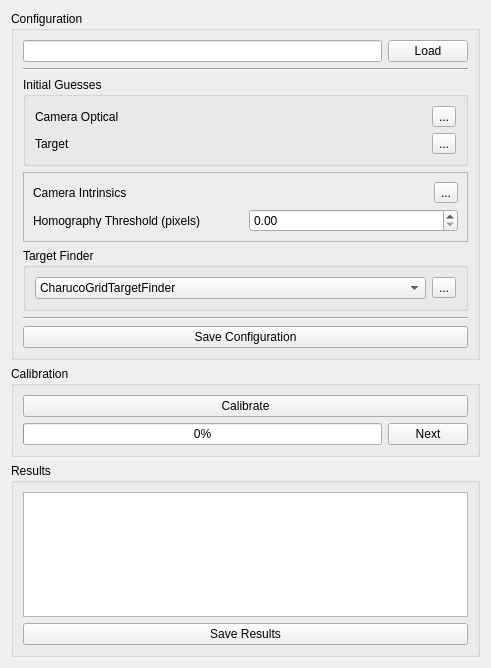
Qt form widget/src/ic_widget.ui (ros-industrial/industrial_calibration) before a commit.
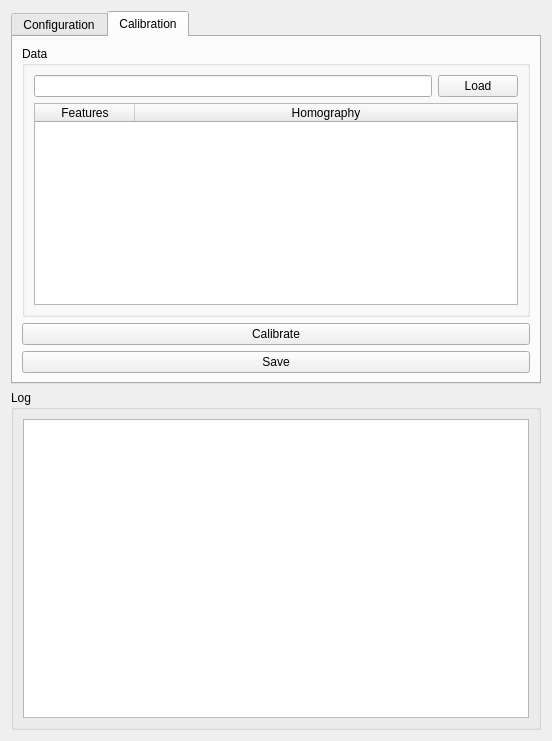
The same form after that commit. The open tabs and pages were chosen to show the change.

What changed in the file:
```diff
--- a/widget/src/ic_widget.ui
+++ b/widget/src/ic_widget.ui
@@ -6,8 +6,8 @@
    <rect>
     <x>0</x>
     <y>0</y>
-    <width>491</width>
-    <height>668</height>
+    <width>552</width>
+    <height>741</height>
    </rect>
   </property>
   <property name="windowTitle">
@@ -25,22 +25,26 @@
      <widget class="QWidget" name="verticalLayoutWidget">
       <layout class="QVBoxLayout" name="verticalLayout_4">
        <item>
-        <widget class="QGroupBox" name="groupBox_5">
-         <property name="title">
+        <widget class="QTabWidget" name="tabWidget">
+         <property name="currentIndex">
+          <number>0</number>
+         </property>
+         <widget class="QWidget" name="tab">
+          <attribute name="title">
           <string>Configuration</string>
-         </property>
-         <layout class="QVBoxLayout" name="verticalLayout">
+          </attribute>
+          <layout class="QVBoxLayout" name="verticalLayout_5">
           <item>
            <layout class="QHBoxLayout" name="horizontalLayout">
             <item>
-             <widget class="QLineEdit" name="configLineEdit">
+              <widget class="QLineEdit" name="line_edit_config">
               <property name="readOnly">
                <bool>true</bool>
               </property>
              </widget>
             </item>
             <item>
-             <widget class="QPushButton" name="loadConfigPushButton">
+              <widget class="QPushButton" name="push_button_load_config">
               <property name="text">
                <string>Load</string>
               </property>
@@ -48,13 +52,6 @@
             </item>
            </layout>
           </item>
-          <item>
-           <widget class="Line" name="line">
-            <property name="orientation">
-             <enum>Qt::Horizontal</enum>
-            </property>
-           </widget>
-          </item>
           <item>
            <widget class="QGroupBox" name="groupBox_3">
             <property name="title">
@@ -71,7 +68,7 @@
                 </widget>
                </item>
                <item>
-                <widget class="QToolButton" name="cameraGuessPushButton">
+                 <widget class="QToolButton" name="tool_button_camera_guess">
                  <property name="text">
                   <string>...</string>
                  </property>
@@ -89,7 +86,7 @@
                 </widget>
                </item>
                <item>
-                <widget class="QToolButton" name="targetGuessToolButton">
+                 <widget class="QToolButton" name="tool_button_target_guess">
                  <property name="text">
                   <string>...</string>
                  </property>
@@ -119,7 +116,7 @@
                 </widget>
                </item>
                <item>
-                <widget class="QToolButton" name="CameraIntrinsicsToolButton">
+                 <widget class="QToolButton" name="tool_button_camera_intrinsics">
                  <property name="text">
                   <string>...</string>
                  </property>
@@ -137,13 +134,16 @@
                 </widget>
                </item>
                <item>
-                <widget class="QDoubleSpinBox" name="homographyDoubleSpinBox">
+                 <widget class="QDoubleSpinBox" name="double_spin_box_homography">
                  <property name="minimum">
                   <double>0.000000000000000</double>
                  </property>
                  <property name="maximum">
                   <double>1000000000.000000000000000</double>
                  </property>
+                  <property name="value">
+                   <double>1.000000000000000</double>
+                  </property>
                 </widget>
                </item>
               </layout>
@@ -158,7 +158,7 @@
             </property>
             <layout class="QHBoxLayout" name="horizontalLayout_3">
              <item>
-              <widget class="QComboBox" name="targetComboBox">
+               <widget class="QComboBox" name="combo_box_target_finder">
                <item>
                 <property name="text">
                  <string>CharucoGridTargetFinder</string>
@@ -177,7 +177,7 @@
               </widget>
              </item>
              <item>
-              <widget class="QToolButton" name="targetToolButton">
+               <widget class="QToolButton" name="tool_button_target_finder">
                <property name="text">
                 <string>...</string>
                </property>
@@ -186,6 +186,13 @@
             </layout>
            </widget>
           </item>
+           <item>
+            <widget class="QCheckBox" name="check_box_eye_in_hand">
+             <property name="text">
+              <string>Hand-in-eye</string>
+             </property>
+            </widget>
+           </item>
           <item>
            <widget class="Line" name="line_2">
             <property name="orientation">
@@ -194,7 +201,7 @@
            </widget>
           </item>
           <item>
-           <widget class="QPushButton" name="saveConfigPushButton">
+            <widget class="QPushButton" name="push_button_save_config">
             <property name="text">
              <string>Save Configuration</string>
             </property>
@@ -202,54 +209,104 @@
           </item>
          </layout>
         </widget>
-       </item>
-       <item>
-        <widget class="QGroupBox" name="groupBox_4">
-         <property name="title">
+         <widget class="QWidget" name="tab_2">
+          <attribute name="title">
           <string>Calibration</string>
-         </property>
-         <layout class="QVBoxLayout" name="verticalLayout_7">
+          </attribute>
+          <layout class="QVBoxLayout" name="verticalLayout_9">
           <item>
-           <widget class="QPushButton" name="calibratePushButton">
-            <property name="text">
-             <string>Calibrate</string>
-            </property>
-           </widget>
-          </item>
+            <widget class="QGroupBox" name="groupBox_7">
+             <property name="title">
+              <string>Data</string>
+             </property>
+             <layout class="QVBoxLayout" name="verticalLayout">
           <item>
            <layout class="QHBoxLayout" name="horizontalLayout_2">
             <item>
-             <widget class="QProgressBar" name="progressBar">
-              <property name="value">
+                 <widget class="QLineEdit" name="line_edit_data">
+                  <property name="readOnly">
+                   <bool>true</bool>
+                  </property>
+                 </widget>
+                </item>
+                <item>
+                 <widget class="QPushButton" name="push_button_load_data">
+                  <property name="text">
+                   <string>Load</string>
+                  </property>
+                 </widget>
+                </item>
+               </layout>
+              </item>
+              <item>
+               <widget class="QTableWidget" name="table_widget_data">
+                <property name="horizontalScrollBarPolicy">
+                 <enum>Qt::ScrollBarAsNeeded</enum>
+                </property>
+                <property name="sizeAdjustPolicy">
+                 <enum>QAbstractScrollArea::AdjustToContents</enum>
+                </property>
+                <property name="alternatingRowColors">
+                 <bool>true</bool>
+                </property>
+                <property name="wordWrap">
+                 <bool>false</bool>
+                </property>
+                <property name="cornerButtonEnabled">
+                 <bool>true</bool>
+                </property>
+                <property name="rowCount">
                <number>0</number>
               </property>
-             </widget>
-            </item>
+                <property name="columnCount">
+                 <number>2</number>
+                </property>
+                <attribute name="horizontalHeaderStretchLastSection">
+                 <bool>true</bool>
+                </attribute>
+                <column>
+                 <property name="text">
+                  <string>Features</string>
+                 </property>
+                </column>
+                <column>
+                 <property name="text">
+                  <string>Homography</string>
+                 </property>
+                </column>
+               </widget>
+              </item>
+             </layout>
+            </widget>
+           </item>
             <item>
-             <widget class="QPushButton" name="nextPushButton">
+            <widget class="QPushButton" name="push_button_calibrate">
               <property name="text">
-               <string>Next</string>
+              <string>Calibrate</string>
               </property>
              </widget>
             </item>
-           </layout>
-          </item>
-         </layout>
+           <item>
+            <widget class="QPushButton" name="push_button_save">
+             <property name="text">
+              <string>Save</string>
+             </property>
+            </widget>
+           </item>
+          </layout>
+         </widget>
         </widget>
        </item>
        <item>
         <widget class="QGroupBox" name="groupBox">
          <property name="title">
-          <string>Results</string>
+          <string>Log</string>
          </property>
          <layout class="QVBoxLayout" name="verticalLayout_2">
           <item>
-           <widget class="QTextEdit" name="textEditLog"/>
-          </item>
-          <item>
-           <widget class="QPushButton" name="saveResultsPushButton">
-            <property name="text">
-             <string>Save Results</string>
+           <widget class="QTextEdit" name="text_edit_log">
+            <property name="readOnly">
+             <bool>true</bool>
             </property>
            </widget>
           </item>
```
Lines whose indentation alone changed are shown as unchanged.
